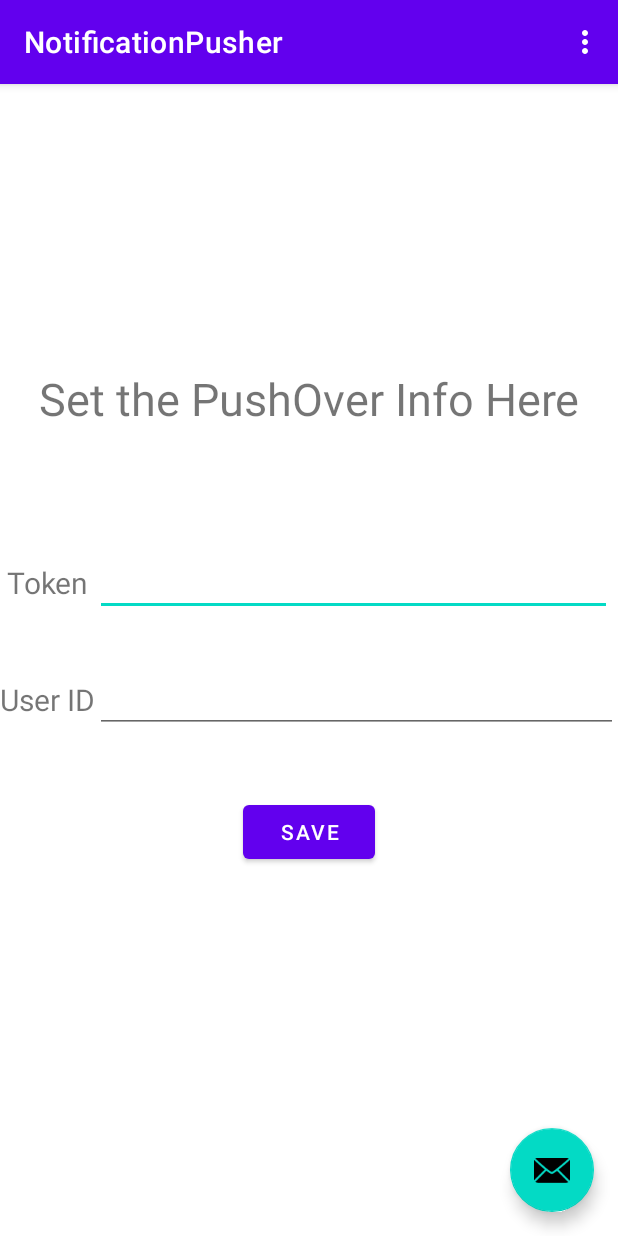
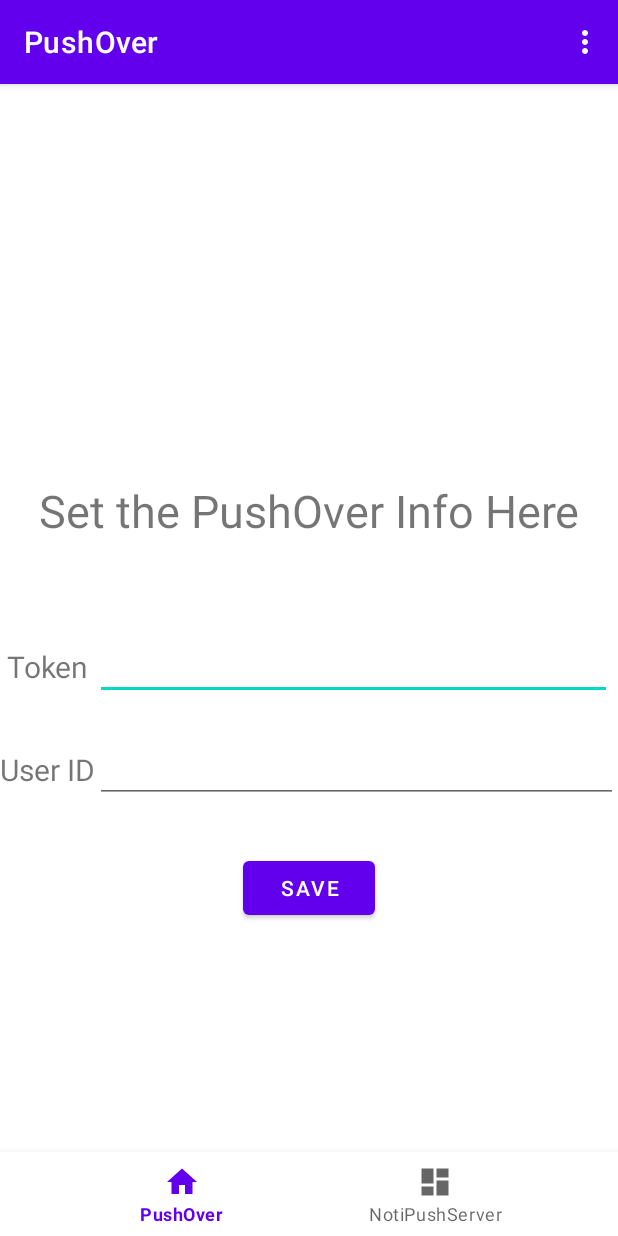
Before and after one commit to ZijiaZhang/NotificationPusher, an Android app: the screen it shows after launch (MainActivity), on a phone screen of 412 x 824 dp. Run offline under Robolectric (Android 15) with nearby library versions, the phone set to English and light mode, and no system bars; our stand-ins replace navigation-ui.

Commit message:
Add custom server option

```diff
--- a/app/build.gradle
+++ b/app/build.gradle
@@ -42,6 +42,7 @@ dependencies {
     implementation 'androidx.navigation:navigation-fragment-ktx:2.2.2'
     implementation 'androidx.navigation:navigation-ui-ktx:2.2.2'
     implementation 'com.android.volley:dc-volley:1.1.0'
+    implementation 'me.dm7.barcodescanner:zxing:1.9.13'
     testImplementation 'junit:junit:4.+'
     androidTestImplementation 'androidx.test.ext:junit:1.1.1'
     androidTestImplementation 'androidx.test.espresso:espresso-core:3.2.0'
--- a/app/src/main/java/com/example/notificationpusher/FirstFragment.kt
+++ b/app/src/main/java/com/example/notificationpusher/FirstFragment.kt
@@ -1,11 +1,13 @@
 package com.example.notificationpusher
 
 import android.os.Bundle
+import android.util.Log
 import androidx.fragment.app.Fragment
 import android.view.LayoutInflater
 import android.view.View
 import android.view.ViewGroup
 import android.widget.Button
+import androidx.appcompat.widget.AppCompatEditText
 import androidx.navigation.fragment.findNavController
 
 /**
@@ -18,6 +20,30 @@ class FirstFragment : Fragment() {
             savedInstanceState: Bundle?
     ): View? {
         // Inflate the layout for this fragment
-        return inflater.inflate(R.layout.fragment_first, container, false)
+        val root = inflater.inflate(R.layout.fragment_first, container, false)
+
+        val tokenText = root.findViewById<AppCompatEditText>(R.id.text_input_token)
+        val userIdText = root.findViewById<AppCompatEditText>(R.id.text_input_user_id)
+        val settings = activity?.applicationContext?.getSharedPreferences("saveData", 0)
+        if (settings != null) {
+            tokenText.setText(settings.getString("token", ""))
+            userIdText.setText(settings.getString("user_id", ""))
+        }
+
+        root.findViewById<Button>(R.id.button_first).setOnClickListener { view ->
+            Log.i("test", "saved")
+            (activity as MainActivity).myIntent!!.putExtra("token", tokenText.text)
+            (activity as MainActivity).myIntent!!.putExtra("user_id", userIdText.text)
+            (activity as MainActivity).myIntent!!.putExtra("PushOver", true)
+
+            val settings = (activity as MainActivity).applicationContext.getSharedPreferences("saveData", 0)
+            val editor = settings.edit()
+            editor.putString("token", tokenText.text.toString())
+            editor.putString("user_id", userIdText.text.toString())
+            editor.apply();
+            (activity as MainActivity).restartService((activity as MainActivity).myIntent!!)
+        }
+
+        return root
     }
 }
--- a/app/src/main/java/com/example/notificationpusher/MainActivity.kt
+++ b/app/src/main/java/com/example/notificationpusher/MainActivity.kt
@@ -8,6 +8,13 @@ import android.view.MenuItem
 import androidx.appcompat.app.AppCompatActivity
 import androidx.appcompat.widget.AppCompatEditText
 import androidx.constraintlayout.widget.ConstraintLayout
+import androidx.fragment.app.Fragment
+import androidx.navigation.findNavController
+import androidx.navigation.ui.AppBarConfiguration
+import androidx.navigation.ui.setupActionBarWithNavController
+import androidx.navigation.ui.setupWithNavController
+import com.google.android.material.bottomnavigation.BottomNavigationItemView
+import com.google.android.material.bottomnavigation.BottomNavigationView
 import com.google.android.material.floatingactionbutton.FloatingActionButton
 import com.google.android.material.snackbar.Snackbar
 
@@ -17,40 +24,28 @@ class MainActivity : AppCompatActivity() {
     override fun onCreate(savedInstanceState: Bundle?) {
         super.onCreate(savedInstanceState)
         setContentView(R.layout.activity_main)
-        setSupportActionBar(findViewById(R.id.toolbar))
 
-        findViewById<FloatingActionButton>(R.id.fab).setOnClickListener { view ->
-            Snackbar.make(view, "Replace with your own action", Snackbar.LENGTH_LONG)
-                    .setAction("Action", null).show()
-        }
+        val navView: BottomNavigationView = findViewById(R.id.nav_view)
+
+        val navController = findNavController(R.id.nav_host_fragment)
+
+        // Passing each menu ID as a set of Ids because each
+        // menu should be considered as top level destinations.
+        val appBarConfiguration = AppBarConfiguration(setOf(
+                R.id.navigation_home, R.id.navigation_dashboard))
+        setupActionBarWithNavController(navController, appBarConfiguration)
+        navView.setupWithNavController(navController)
 
 
-        val firstFragment = findViewById<ConstraintLayout>(R.id.FirstFragment)
-        val tokenText = firstFragment.getChildAt(2)  as AppCompatEditText
-        val userIdText = firstFragment.getChildAt(4) as AppCompatEditText
+        val secondFragment = findViewById<BottomNavigationItemView>(R.id.navigation_dashboard)
         val settings = applicationContext.getSharedPreferences("saveData", 0)
-        tokenText.setText(settings.getString("token", ""))
-        userIdText.setText(settings.getString("user_id", ""))
 
         myIntent = Intent(this, NotificationListener::class.java).also { intent ->
-            intent.putExtra("token", tokenText.text)
-            intent.putExtra("user_id", userIdText.text)
+            intent.putExtra("token", settings.getString("token", ""))
+            intent.putExtra("user_id", settings.getString("user_id", ""))
+            intent.putExtra("PushOver", true)
             startService(intent)
             Log.i("test", "Service Created")
-        }
-
-
-        (firstFragment.getChildAt(5)).setOnClickListener { view ->
-            Log.i("test", "saved")
-            myIntent!!.putExtra("token", tokenText.text)
-            myIntent!!.putExtra("user_id", userIdText.text)
-
-            val settings = applicationContext.getSharedPreferences("saveData", 0)
-            val editor = settings.edit()
-            editor.putString("token", tokenText.text.toString())
-            editor.putString("user_id", userIdText.text.toString())
-            editor.apply();
-            restartService(myIntent!!)
         }
 
     }
@@ -68,14 +63,4 @@ class MainActivity : AppCompatActivity() {
         return true
     }
 
-    override fun onOptionsItemSelected(item: MenuItem): Boolean {
-        // Handle action bar item clicks here. The action bar will
-        // automatically handle clicks on the Home/Up button, so long
-        // as you specify a parent activity in AndroidManifest.xml.
-        return when (item.itemId) {
-            R.id.action_settings -> true
-            else -> super.onOptionsItemSelected(item)
-        }
-    }
-
 }
--- /dev/null
+++ b/app/src/main/res/drawable-v24/ic_dashboard_black_24dp.xml
@@ -0,0 +1,9 @@
+<vector xmlns:android="http://schemas.android.com/apk/res/android"
+    android:width="24dp"
+    android:height="24dp"
+    android:viewportWidth="24.0"
+    android:viewportHeight="24.0">
+    <path
+        android:fillColor="#FF000000"
+        android:pathData="M3,13h8L11,3L3,3v10zM3,21h8v-6L3,15v6zM13,21h8L21,11h-8v10zM13,3v6h8L21,3h-8z" />
+</vector>
--- /dev/null
+++ b/app/src/main/res/drawable-v24/ic_home_black_24dp.xml
@@ -0,0 +1,9 @@
+<vector xmlns:android="http://schemas.android.com/apk/res/android"
+    android:width="24dp"
+    android:height="24dp"
+    android:viewportWidth="24.0"
+    android:viewportHeight="24.0">
+    <path
+        android:fillColor="#FF000000"
+        android:pathData="M10,20v-6h4v6h5v-8h3L12,3 2,12h3v8z" />
+</vector>
--- a/app/src/main/res/layout/activity_main.xml
+++ b/app/src/main/res/layout/activity_main.xml
@@ -1,35 +1,33 @@
 <?xml version="1.0" encoding="utf-8"?>
-<androidx.coordinatorlayout.widget.CoordinatorLayout xmlns:android="http://schemas.android.com/apk/res/android"
+<androidx.constraintlayout.widget.ConstraintLayout xmlns:android="http://schemas.android.com/apk/res/android"
     xmlns:app="http://schemas.android.com/apk/res-auto"
-    xmlns:tools="http://schemas.android.com/tools"
+    android:id="@+id/container"
     android:layout_width="match_parent"
     android:layout_height="match_parent"
-    tools:context=".MainActivity">
+    android:paddingTop="?attr/actionBarSize">
 
-    <com.google.android.material.appbar.AppBarLayout
+    <com.google.android.material.bottomnavigation.BottomNavigationView
+        android:id="@+id/nav_view"
+        android:layout_width="0dp"
+        android:layout_height="wrap_content"
+        android:layout_marginStart="0dp"
+        android:layout_marginEnd="0dp"
+        android:background="?android:attr/windowBackground"
+        app:layout_constraintBottom_toBottomOf="parent"
+        app:layout_constraintLeft_toLeftOf="parent"
+        app:layout_constraintRight_toRightOf="parent"
+        app:menu="@menu/menu_main" />
+
+    <fragment
+        android:id="@+id/nav_host_fragment"
+        android:name="androidx.navigation.fragment.NavHostFragment"
         android:layout_width="match_parent"
-        android:layout_height="wrap_content"
-        android:theme="@style/Theme.NotificationPusher.AppBarOverlay">
+        android:layout_height="match_parent"
+        app:defaultNavHost="true"
+        app:layout_constraintBottom_toTopOf="@id/nav_view"
+        app:layout_constraintLeft_toLeftOf="parent"
+        app:layout_constraintRight_toRightOf="parent"
+        app:layout_constraintTop_toTopOf="parent"
+        app:navGraph="@navigation/mobile_navigation" />
 
-        <androidx.appcompat.widget.Toolbar
-            android:id="@+id/toolbar"
-            android:layout_width="match_parent"
-            android:layout_height="?attr/actionBarSize"
-            android:background="?attr/colorPrimary"
-            app:popupTheme="@style/Theme.NotificationPusher.PopupOverlay" />
-
-    </com.google.android.material.appbar.AppBarLayout>
-
-    <include
-        layout="@layout/fragment_first"
-        android:id="@+id/FirstFragment"/>
-
-    <com.google.android.material.floatingactionbutton.FloatingActionButton
-        android:id="@+id/fab"
-        android:layout_width="wrap_content"
-        android:layout_height="wrap_content"
-        android:layout_gravity="bottom|end"
-        android:layout_margin="@dimen/fab_margin"
-        app:srcCompat="@android:drawable/ic_dialog_email" />
-
-</androidx.coordinatorlayout.widget.CoordinatorLayout>
+</androidx.constraintlayout.widget.ConstraintLayout>
--- a/app/src/main/res/menu/menu_main.xml
+++ b/app/src/main/res/menu/menu_main.xml
@@ -1,10 +1,14 @@
-<menu xmlns:android="http://schemas.android.com/apk/res/android"
-    xmlns:app="http://schemas.android.com/apk/res-auto"
-    xmlns:tools="http://schemas.android.com/tools"
-    tools:context="com.example.notificationpusher.MainActivity">
+<?xml version="1.0" encoding="utf-8"?>
+<menu xmlns:android="http://schemas.android.com/apk/res/android">
+
     <item
-        android:id="@+id/action_settings"
-        android:orderInCategory="100"
-        android:title="@string/action_settings"
-        app:showAsAction="never" />
+        android:id="@+id/navigation_home"
+        android:icon="@drawable/ic_home_black_24dp"
+        android:title="@string/title_home" />
+
+    <item
+        android:id="@+id/navigation_dashboard"
+        android:icon="@drawable/ic_dashboard_black_24dp"
+        android:title="@string/title_dashboard" />
+
 </menu>
--- /dev/null
+++ b/app/src/main/res/navigation/mobile_navigation.xml
@@ -0,0 +1,19 @@
+<?xml version="1.0" encoding="utf-8"?>
+<navigation xmlns:android="http://schemas.android.com/apk/res/android"
+    xmlns:app="http://schemas.android.com/apk/res-auto"
+    xmlns:tools="http://schemas.android.com/tools"
+    android:id="@+id/mobile_navigation"
+    app:startDestination="@+id/navigation_home">
+
+    <fragment
+        android:id="@+id/navigation_home"
+        android:name="com.example.notificationpusher.FirstFragment"
+        android:label="@string/title_home"
+        tools:layout="@layout/fragment_first" />
+
+    <fragment
+        android:id="@+id/navigation_dashboard"
+        android:name="com.example.notificationpusher.SecondFragment"
+        android:label="@string/title_dashboard"
+        tools:layout="@layout/fragment_second" />
+</navigation>
--- a/app/src/main/res/values/strings.xml
+++ b/app/src/main/res/values/strings.xml
@@ -8,8 +8,12 @@
     <string name="previous">Previous</string>
 
     <string name="hello_first_fragment">Set the PushOver Info Here</string>
-    <string name="hello_second_fragment">Hello second fragment. Arg: %1$s</string>
+    <string name="hello_second_fragment">Set your UUID here</string>
     <string name="service_name">NoficationPusher</string>
     <string name="token_label">Token</string>
     <string name="user_id_label">User ID</string>
+    <string name="title_home">PushOver</string>
+    <string name="title_dashboard">NotiPushServer</string>
+    <string name="uuid_label">UUID</string>
+    <string name="scan">scan</string>
 </resources>
--- a/app/src/main/res/values/themes.xml
+++ b/app/src/main/res/values/themes.xml
@@ -13,13 +13,4 @@
         <item name="android:statusBarColor" tools:targetApi="l">?attr/colorPrimaryVariant</item>
         <!-- Customize your theme here. -->
     </style>
-
-    <style name="Theme.NotificationPusher.NoActionBar">
-        <item name="windowActionBar">false</item>
-        <item name="windowNoTitle">true</item>
-    </style>
-
-    <style name="Theme.NotificationPusher.AppBarOverlay" parent="ThemeOverlay.AppCompat.Dark.ActionBar" />
-
-    <style name="Theme.NotificationPusher.PopupOverlay" parent="ThemeOverlay.AppCompat.Light" />
 </resources>
```
Also changed, not shown: app/src/main/AndroidManifest.xml (+11 -2 lines), app/src/main/java/com/example/notificationpusher/NotificationListener.kt (+60 -12 lines), app/src/main/java/com/example/notificationpusher/ScannerActivity.kt (added, +51 -0 lines), app/src/main/java/com/example/notificationpusher/SecondFragment.kt (added, +68 -0 lines), app/src/main/res/drawable-v24/ic_launcher_background.xml (added, +170 -0 lines), app/src/main/res/drawable-v24/ic_notifications_black_24dp.xml (added, +9 -0 lines), app/src/main/res/layout/fragment_second.xml (added, +62 -0 lines).
